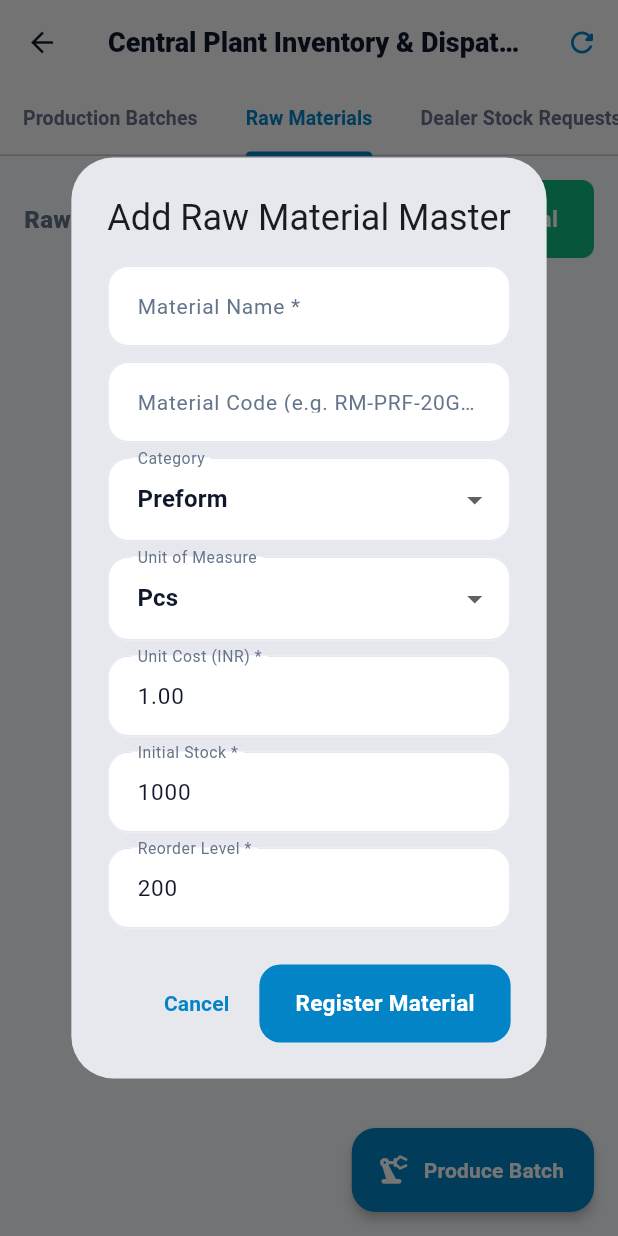
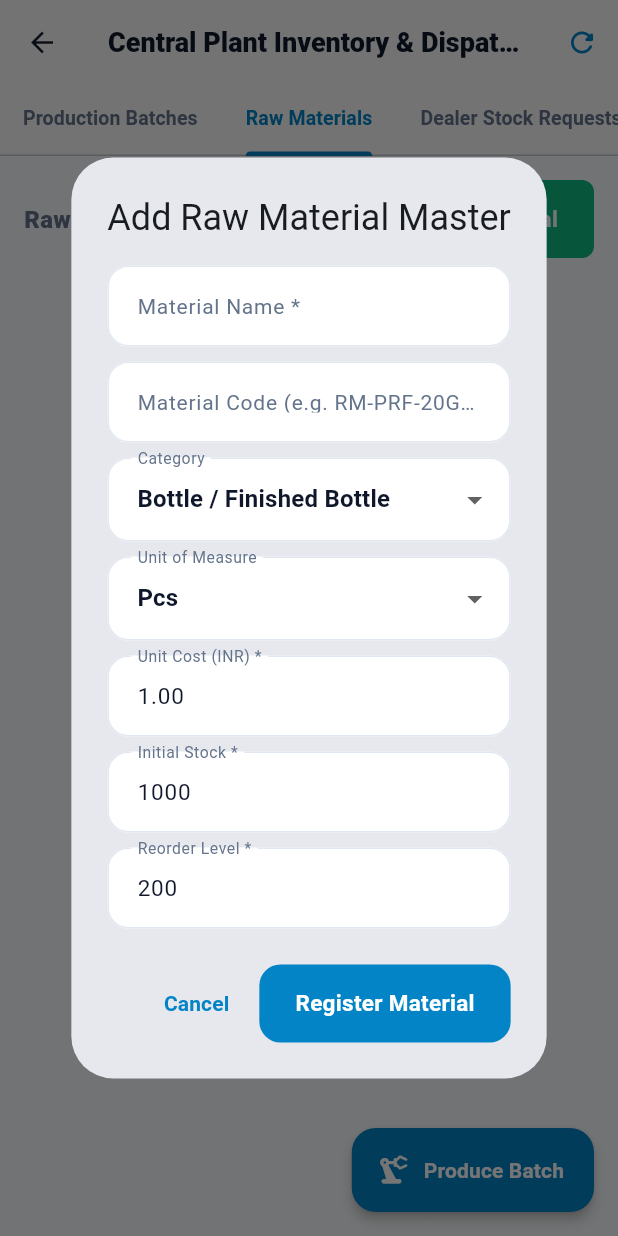
Before and after one commit to Aman298871/shivnath-Agency, a Flutter app: the CentralPlantInventoryScreen screen opened directly, tab 2 chosen, after a tap on "Add Material", on a phone screen of 412 x 824 dp. Run offline on Flutter 3.47's test engine with Material 3 defaults, Android fonts, the light colour scheme and no system bars; our stand-ins replace file_picker, firebase_core, firebase_messaging, flutter_local_notifications, shared_preferences; missing offline and left inert: file_saver; accounts and stored records are empty; network calls fail; project files that could hold a hidden picture were left out.

Commit message:
fix(raw-material): add Bottle category, fix mismatched category values (box->packaging, water->raw_water) and field name (code->sku) in Add Raw Material dialog

```diff
--- a/shivnath_agency/lib/features/admin/inventory/central_plant_inventory_screen.dart
+++ b/shivnath_agency/lib/features/admin/inventory/central_plant_inventory_screen.dart
@@ -1847,7 +1847,7 @@ class _CentralPlantInventoryScreenState
     final costCtrl = TextEditingController(text: '1.00');
     final stockCtrl = TextEditingController(text: '1000');
     final reorderCtrl = TextEditingController(text: '200');
-    String category = 'preform';
+    String category = 'bottle';
     String uom = 'pcs';
     bool isSaving = false;
 
@@ -1881,27 +1881,31 @@ class _CentralPlantInventoryScreenState
                     decoration: const InputDecoration(labelText: 'Category'),
                     items: const [
                       DropdownMenuItem(
+                        value: 'bottle',
+                        child: Text('Bottle / Finished Bottle', overflow: TextOverflow.ellipsis, maxLines: 1),
+                      ),
+                      DropdownMenuItem(
                         value: 'preform',
-                        child: Text('Preform', overflow: TextOverflow.ellipsis, maxLines: 1),
+                        child: Text('Bottle Preform', overflow: TextOverflow.ellipsis, maxLines: 1),
                       ),
                       DropdownMenuItem(
                         value: 'cap',
-                        child: Text('Cap', overflow: TextOverflow.ellipsis, maxLines: 1),
+                        child: Text('Cap / Closure', overflow: TextOverflow.ellipsis, maxLines: 1),
                       ),
                       DropdownMenuItem(
                         value: 'label',
-                        child: Text('Label', overflow: TextOverflow.ellipsis, maxLines: 1),
+                        child: Text('Label / Sticker', overflow: TextOverflow.ellipsis, maxLines: 1),
                       ),
                       DropdownMenuItem(
-                        value: 'box',
-                        child: Text('Box / Carton', overflow: TextOverflow.ellipsis, maxLines: 1),
+                        value: 'packaging',
+                        child: Text('Box / Carton / Packaging', overflow: TextOverflow.ellipsis, maxLines: 1),
                       ),
                       DropdownMenuItem(
                         value: 'chemical',
                         child: Text('Chemical / Minerals', overflow: TextOverflow.ellipsis, maxLines: 1),
                       ),
                       DropdownMenuItem(
-                        value: 'water',
+                        value: 'raw_water',
                         child: Text('Raw Water', overflow: TextOverflow.ellipsis, maxLines: 1),
                       ),
                     ],
@@ -1984,7 +1988,7 @@ class _CentralPlantInventoryScreenState
                         setDlgState(() => isSaving = true);
                         final res = await _invService.createRawMaterial({
                           'name': nameCtrl.text.trim(),
-                          'code': codeCtrl.text.trim(),
+                          'sku': codeCtrl.text.trim(),
                           'category': category,
                           'unit_of_measure': uom,
                           'unit_cost':
```
Also changed, not shown: 1 other file.
